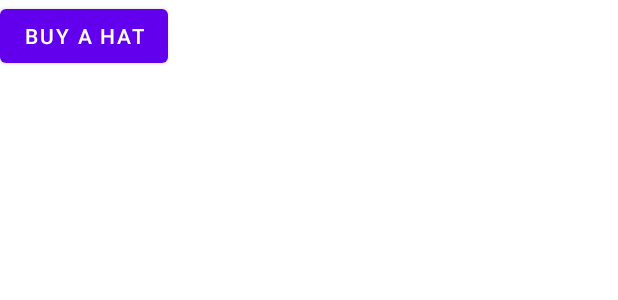
After one commit to ams1347/I-Care_queer_hack_2020_submission, an Android app: the layout activity_shop.xml on its own in the app's theme, with its tools: preview values and no code run, on a phone screen of 412 x 824 dp. The commit adds this screen. Shown: the top 300 px of the screen. Run offline under Robolectric (Android 15) with nearby library versions, the phone set to English and light mode, and no system bars.

Commit message:
Created basic shop page + button to go there

```diff
--- a/app/src/main/AndroidManifest.xml
+++ b/app/src/main/AndroidManifest.xml
@@ -9,6 +9,7 @@
         android:roundIcon="@mipmap/ic_launcher_round"
         android:supportsRtl="true"
         android:theme="@style/Theme.Queer_hack_2020_submission">
+        <activity android:name=".ShopActivity"></activity>
         <activity android:name=".MainActivity">
             <intent-filter>
                 <action android:name="android.intent.action.MAIN" />
--- /dev/null
+++ b/app/src/main/res/layout/activity_shop.xml
@@ -0,0 +1,14 @@
+<?xml version="1.0" encoding="utf-8"?>
+<LinearLayout xmlns:android="http://schemas.android.com/apk/res/android"
+    xmlns:app="http://schemas.android.com/apk/res-auto"
+    xmlns:tools="http://schemas.android.com/tools"
+    android:layout_width="match_parent"
+    android:layout_height="match_parent"
+    tools:context=".ShopActivity">
+
+    <Button
+        android:layout_width="wrap_content"
+        android:layout_height="wrap_content"
+        android:text="Buy a hat"/>
+
+</LinearLayout>
```
Also changed, not shown: app/src/main/java/com/hfad/queer_hack_2020_submission/MainActivity.java (+6 -1 lines), app/src/main/java/com/hfad/queer_hack_2020_submission/ShopActivity.java (added, +14 -0 lines), app/src/main/res/layout/activity_main.xml (+8 -0 lines).
